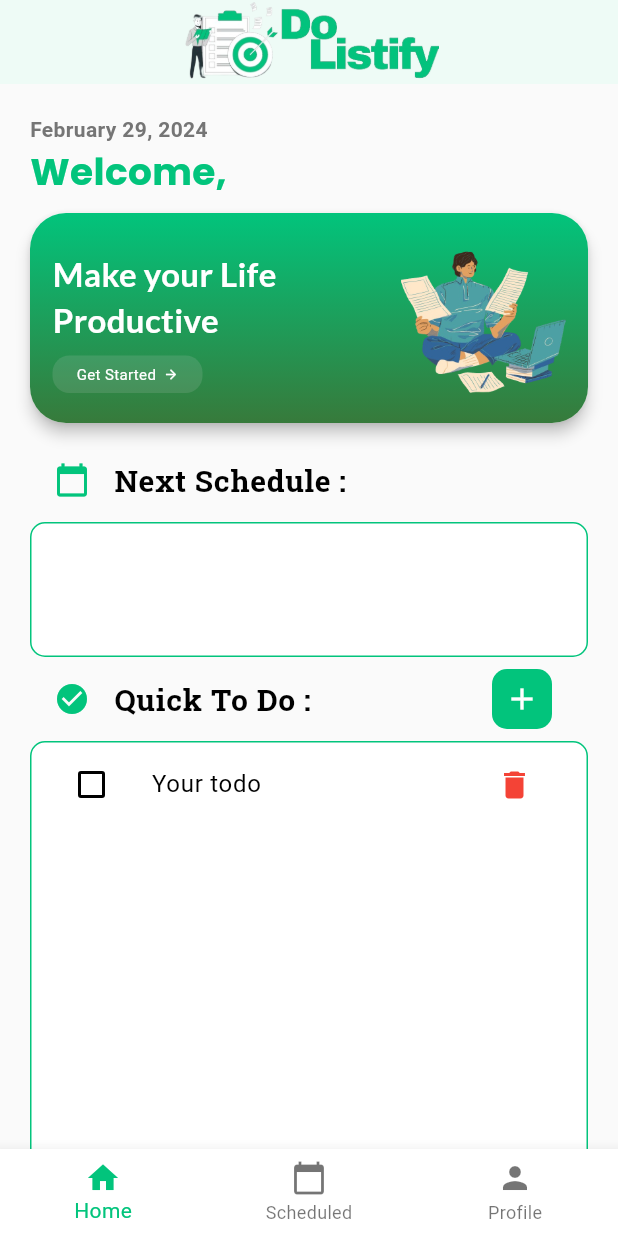
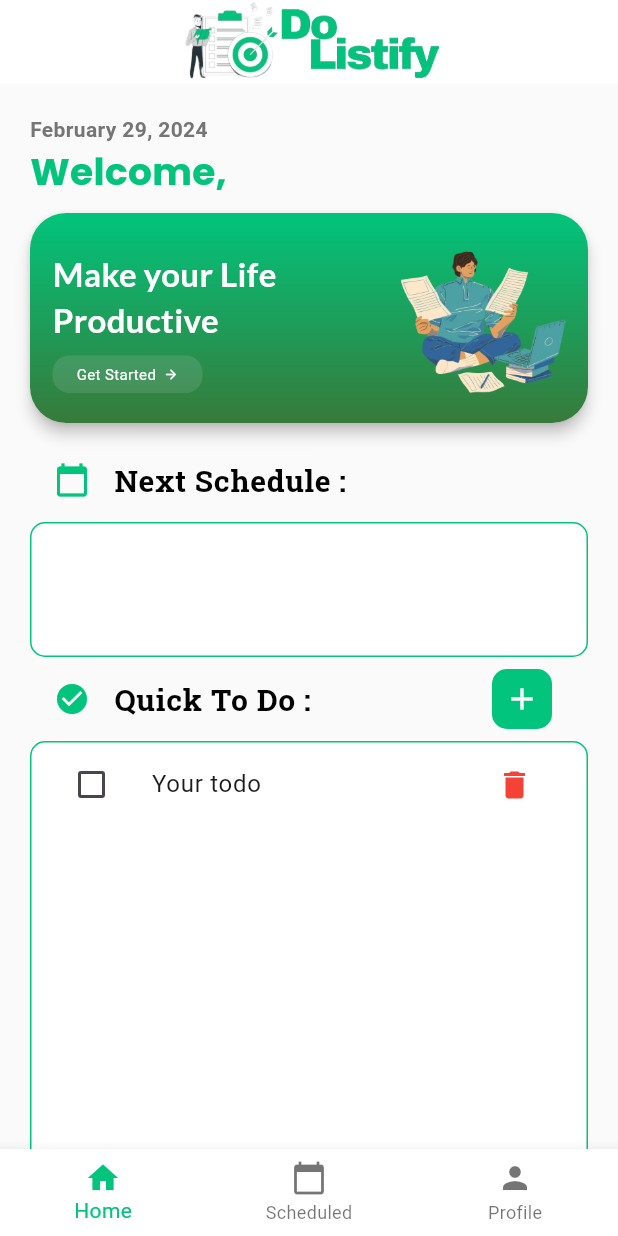
Before and after one commit to riozulfandy/dolistify, a Flutter app: the screen it shows after launch, on a phone screen of 412 x 824 dp. Run offline on Flutter 3.47's test engine with Material 3 defaults, Android fonts, the phone set to English and light mode, and no system bars; our stand-ins replace date_picker_timeline, email_validator, google_fonts, hive_flutter, image_picker; accounts and stored records are empty.

Commit message:
fix mini bug

```diff
--- a/lib/main.dart
+++ b/lib/main.dart
@@ -42,9 +42,12 @@ class MyAppState extends State<MyApp> with WidgetsBindingObserver {
     return MaterialApp(
       debugShowCheckedModeBanner: false,
       theme: ThemeData(
-        colorScheme: ColorScheme.fromSwatch(
-            primarySwatch:
-                getMaterialColor(const Color.fromARGB(255, 2, 196, 124))),
+        colorScheme: ThemeData()
+            .colorScheme
+            .copyWith(primary: const Color.fromARGB(255, 2, 196, 124)),
+        // colorScheme: ColorScheme.fromSwatch(
+        //     primarySwatch:
+        //         getMaterialColor(const Color.fromARGB(255, 2, 196, 124))),
       ),
       home: const SplashScreen(),
     );
--- a/lib/ui/edit_profile.dart
+++ b/lib/ui/edit_profile.dart
@@ -49,7 +49,11 @@ class EditPofilePageState extends State<EditPofilePage> {
         await ImagePicker().pickImage(source: ImageSource.gallery);
     final img = await imgpicked?.readAsBytes();
     setState(() {
-      _image = img;
+      if (img != null) {
+        _image = img;
+      } else {
+        _image = _image;
+      }
     });
   }
 
--- a/lib/widget/appbar.dart
+++ b/lib/widget/appbar.dart
@@ -7,8 +7,8 @@ class MyAppBar extends StatelessWidget implements PreferredSizeWidget {
     return AppBar(
       elevation: 2,
       backgroundColor: Colors.white,
+      surfaceTintColor: Colors.white,
       title: SizedBox(
-        width: double.infinity,
         height: 56,
         child: Image.asset('assets/images/appbar.png'),
       ),
```
